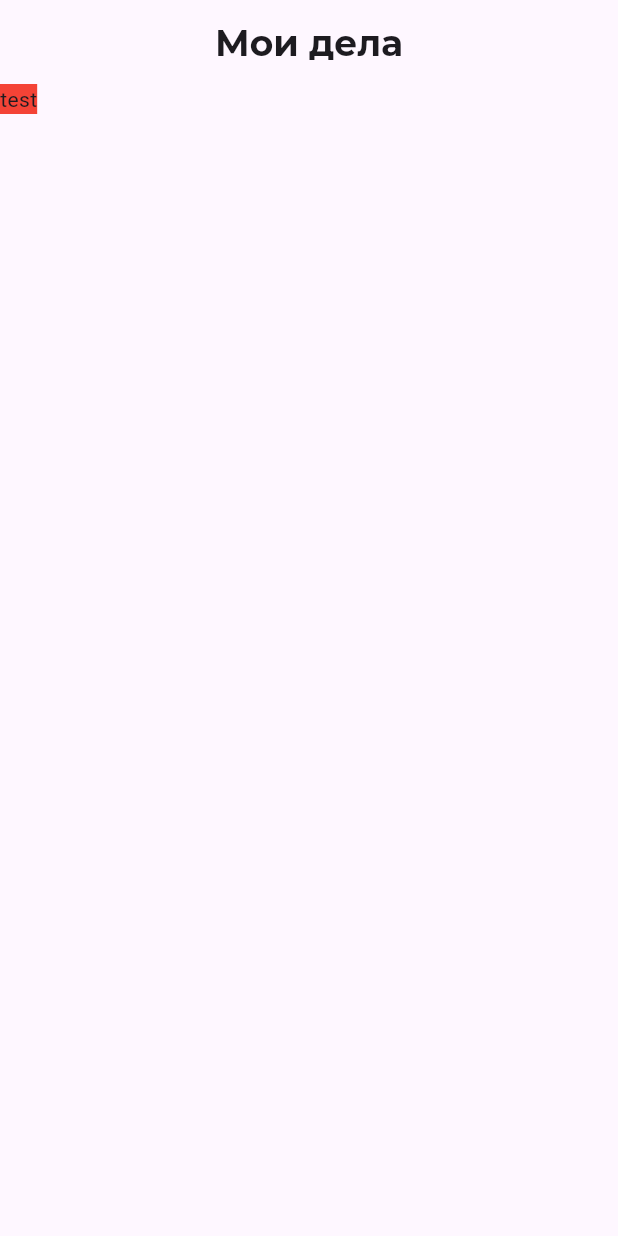
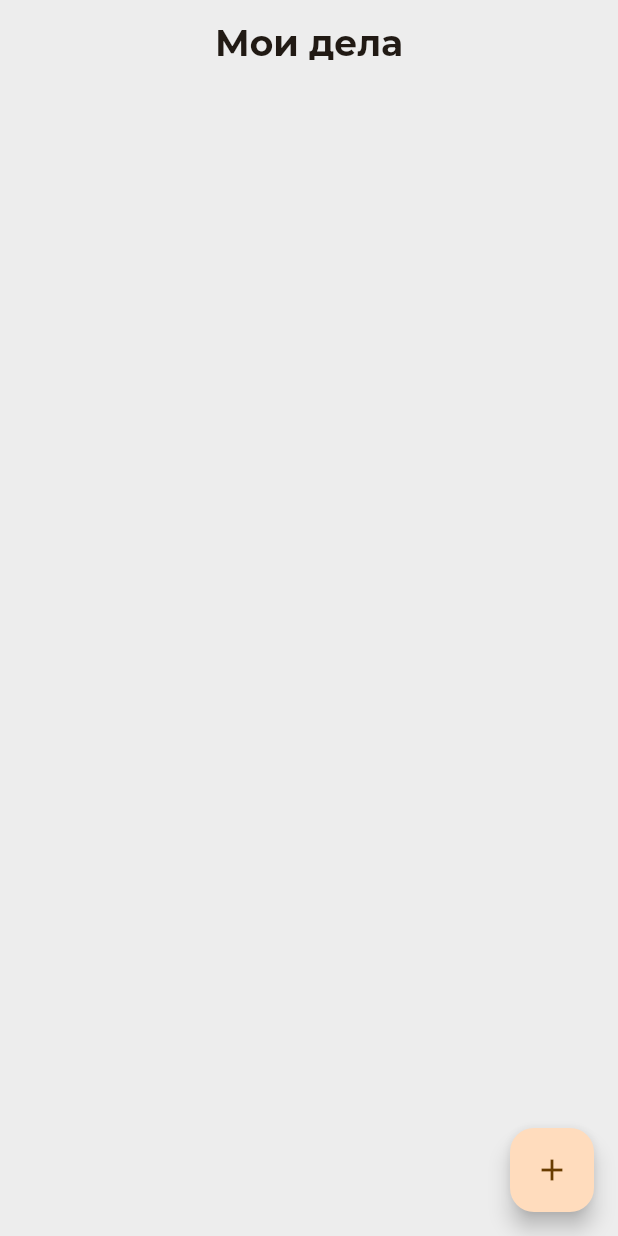
Before and after one commit to noragami66/Flutter, a Flutter app: the screen it shows after launch, on a phone screen of 412 x 824 dp. Run offline on Flutter 3.47's test engine with Material 3 defaults, Android fonts, the light colour scheme and no system bars; our stand-ins replace google_fonts.

Commit message:
ListView,AddButton

```diff
--- a/lib/app.dart
+++ b/lib/app.dart
@@ -9,15 +9,18 @@ class TodoApp extends StatelessWidget {
   Widget build(BuildContext context) {
     return MaterialApp(
       theme: ThemeData(
-        useMaterial3: true,
-        textTheme: TextTheme(
-          headlineSmall: GoogleFonts.montserrat(
-            fontSize:24,
+          useMaterial3: true,
+          colorScheme: ColorScheme.fromSeed(
+            seedColor: const Color(0xFFFF9900),
+            primary: const Color(0xFFFF9900),
+            surface: const Color(0xFFEDEDED),
+          ),
+          textTheme: TextTheme(
+              headlineSmall: GoogleFonts.montserrat(
+            fontSize: 24,
             height: 32 / 24,
             fontWeight: FontWeight.bold,
-          )
-        )
-      ),
+          ))),
       home: const TodoListPage(),
     );
   }
--- a/lib/pages/todo_list_page/todo_list_page.dart
+++ b/lib/pages/todo_list_page/todo_list_page.dart
@@ -1,21 +1,39 @@
 import 'package:flutter/material.dart';
 
-class TodoListPage extends StatelessWidget {
+class TodoListPage extends StatefulWidget {
   const TodoListPage({super.key});
 
   @override
+  State<TodoListPage> createState() => _TodoListPageState();
+}
+
+class _TodoListPageState extends State<TodoListPage> {
+  final List<String> _todos = [];
+
+  @override
   Widget build(BuildContext context) {
+    final themeData = Theme.of(context);
     return Scaffold(
       appBar: AppBar(
         centerTitle: true,
         title: Text(
           'Мои дела',
-          style: Theme.of(context).textTheme.headlineSmall,
+          style: themeData.textTheme.headlineSmall,
         ),
       ),
-      body: Container(
-        color: Colors.red,
-        child: Text('test'),
+      body: ListView.builder(
+          itemCount: _todos.length,
+          itemBuilder: (context,index){
+            return Text(_todos[index]);
+          },
+      ),
+      floatingActionButton: FloatingActionButton(
+        onPressed: () {
+          setState(() {
+            _todos.add('data');
+          });
+        },
+        child: const Icon(Icons.add),
       ),
     );
   }
```
